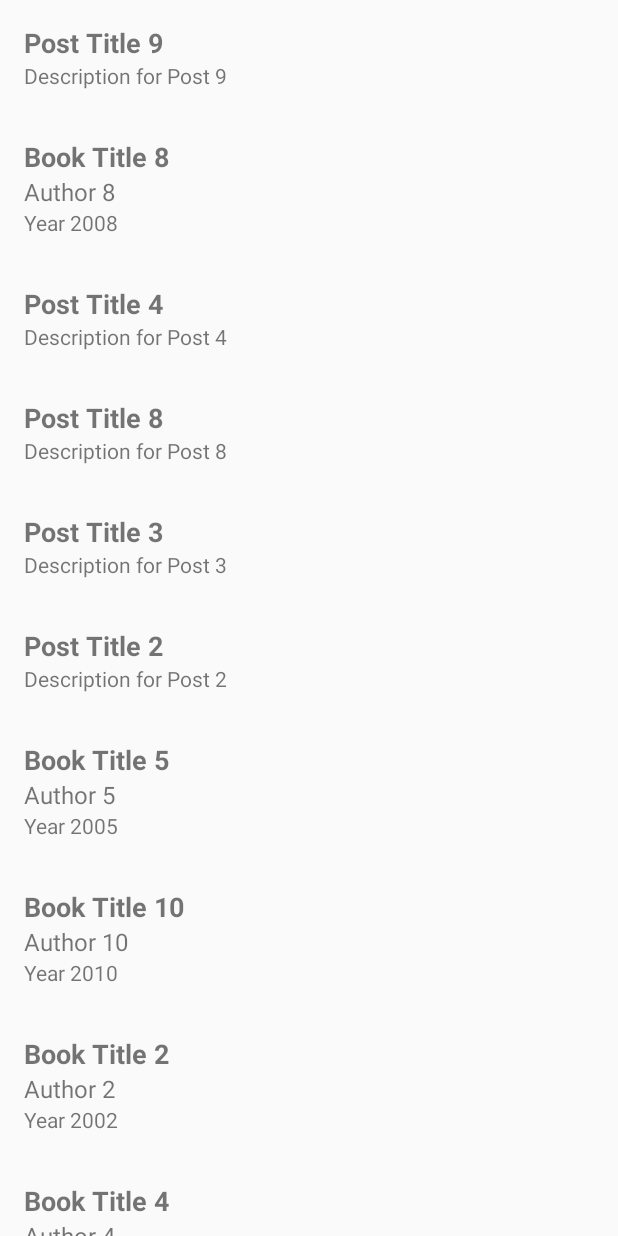
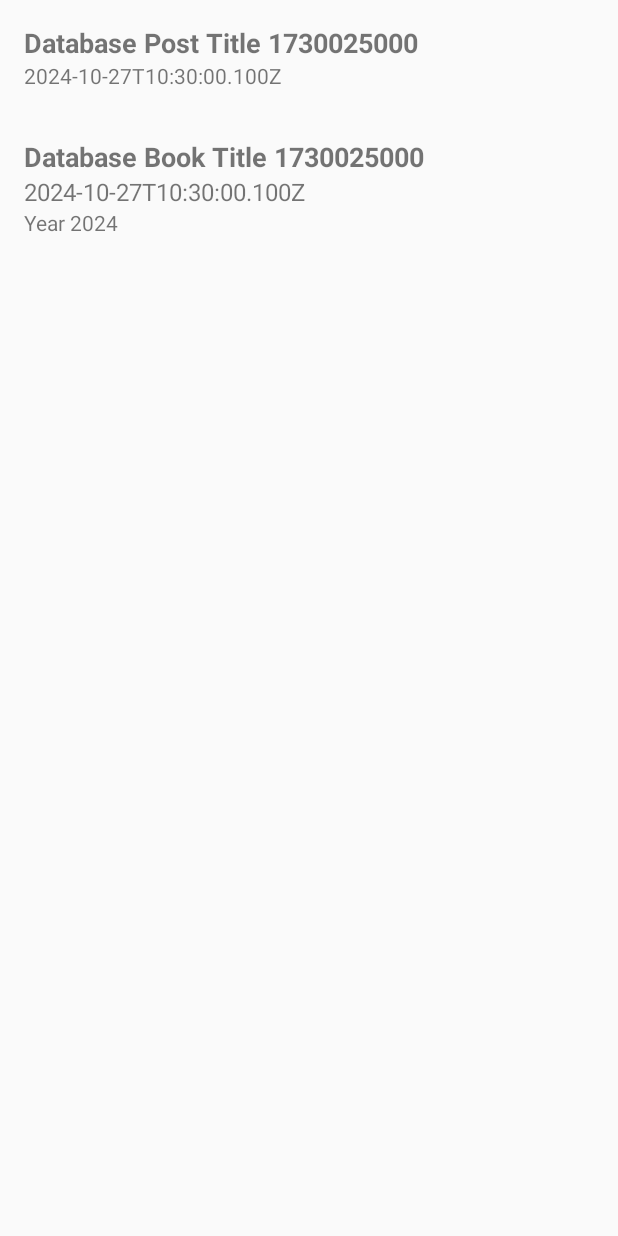
Before and after one commit to Konstantion/uni_andr3, an Android app: the screen it shows after launch (MainActivity), on a phone screen of 412 x 824 dp. Run offline under Robolectric (Android 15) with nearby library versions, the phone set to English and light mode, and no system bars; our stand-ins replace Room's generated code.

Commit message:
feat: add in memory database

```diff
--- /dev/null
+++ b/app/src/main/java/com/konstantion/lab3/Database.kt
@@ -0,0 +1,53 @@
+package com.konstantion.lab3
+
+import android.content.Context
+import androidx.room.Dao
+import androidx.room.Database
+import androidx.room.Insert
+import androidx.room.Query
+import androidx.room.Room
+import androidx.room.RoomDatabase
+import kotlinx.coroutines.flow.Flow
+
+@Dao
+interface PostDao {
+
+    @Insert
+    fun insertPost(post: Post): Long
+
+    @Query("SELECT * FROM posts")
+    fun getAllPosts(): Flow<List<Post>>
+}
+
+@Dao
+interface BookDao {
+
+    @Insert
+    fun insertBook(book: Book): Long
+
+    @Query("SELECT * FROM books")
+    fun getAllBooks(): Flow<List<Book>>
+}
+
+@Database(entities = [Post::class, Book::class], version = 1)
+abstract class AppDatabase : RoomDatabase() {
+    abstract fun postDao(): PostDao
+    abstract fun bookDao(): BookDao
+}
+
+object DatabaseHelper {
+    @Volatile
+    private var INSTANCE: AppDatabase? = null
+
+    fun ofContext(context: Context): AppDatabase {
+        return INSTANCE ?: synchronized(this) {
+            val instance = Room.databaseBuilder(
+                context.applicationContext,
+                AppDatabase::class.java,
+                "my_database"
+            ).build()
+            INSTANCE = instance
+            instance
+        }
+    }
+}
--- a/app/src/main/java/com/konstantion/lab3/MainActivity.kt
+++ b/app/src/main/java/com/konstantion/lab3/MainActivity.kt
@@ -2,48 +2,79 @@ package com.konstantion.lab3
 
 import android.os.Bundle
 import androidx.activity.ComponentActivity
+import androidx.lifecycle.lifecycleScope
 import androidx.recyclerview.widget.LinearLayoutManager
 import androidx.recyclerview.widget.RecyclerView
+import kotlinx.coroutines.Dispatchers
+import kotlinx.coroutines.flow.collectLatest
+import kotlinx.coroutines.flow.combine
+import kotlinx.coroutines.launch
+import kotlinx.coroutines.withContext
+import java.time.Instant
 
 class MainActivity : ComponentActivity() {
 
     private lateinit var recyclerView: RecyclerView
     private lateinit var adapter: ReadableViewAdapter
+    private lateinit var database: AppDatabase
 
     override fun onCreate(savedInstanceState: Bundle?) {
         super.onCreate(savedInstanceState)
         setContentView(R.layout.activity_main)
 
+        database = DatabaseHelper.ofContext(this)
+
         recyclerView = findViewById(R.id.recyclerView)
         recyclerView.layoutManager = LinearLayoutManager(this)
 
-        val books = generateTestData()
-        adapter = ReadableViewAdapter(books)
+        initDatabase()
+
+        adapter = ReadableViewAdapter(listOf())
         recyclerView.adapter = adapter
     }
 
-    private fun generateTestData(): List<Readable> {
-        val dataList = mutableListOf<Readable>()
+    private fun initDatabase() {
+        lifecycleScope.launch(Dispatchers.IO) {
+            val postDao = database.postDao()
+            val bookDao = database.bookDao()
 
-        for (i in 1..10) {
-            dataList.add(
-                Post(
-                    title = "Post Title $i",
-                    description = "Description for Post $i"
-                )
+            val now = Instant.now()
+            val post = Post(
+                title = "Database Post Title ${now.epochSecond}", description = now.toString()
             )
+            postDao.insertPost(post)
+
+            val book = Book(
+                title = "Database Book Title ${now.epochSecond}",
+                author = now.toString(),
+                writtenAt = "Year 2024"
+            )
+            bookDao.insertBook(book)
+
+            withContext(Dispatchers.Main) {
+                loadDataFromDatabase()
+            }
         }
+    }
 
-        for (i in 1..10) {
-            dataList.add(
-                Book(
-                    title = "Book Title $i",
-                    author = "Author $i",
-                    writtenAt = "Year ${2000 + i}"
-                )
-            )
+    private fun loadDataFromDatabase() {
+        val postDao = database.postDao()
+        val bookDao = database.bookDao()
+
+        val postsFlow = postDao.getAllPosts()
+        val booksFlow = bookDao.getAllBooks()
+
+        lifecycleScope.launch {
+            postsFlow.combine(booksFlow) { posts, books ->
+                val dataList = mutableListOf<Readable>()
+                dataList.addAll(posts)
+                dataList.addAll(books)
+                dataList
+            }.collectLatest { dataList ->
+                withContext(Dispatchers.Main) {
+                    adapter.updateData(dataList)
+                }
+            }
         }
-
-        return dataList.shuffled()
     }
 }
--- a/app/src/main/java/com/konstantion/lab3/Readable.kt
+++ b/app/src/main/java/com/konstantion/lab3/Readable.kt
@@ -1,10 +1,16 @@
 package com.konstantion.lab3
+
+import androidx.room.Entity
+import androidx.room.PrimaryKey
 
 sealed interface Readable {
     val viewType: Int
 }
 
+@Entity(tableName = "posts")
 data class Post(
+    @PrimaryKey(autoGenerate = true)
+    val id: Int = 0,
     val title: String,
     val description: String,
 ) : Readable {
@@ -12,7 +18,10 @@ data class Post(
         get() = 0
 }
 
+@Entity(tableName = "books")
 data class Book(
+    @PrimaryKey(autoGenerate = true)
+    val id: Int = 0,
     val title: String,
     val author: String,
     val writtenAt: String,
--- a/app/src/main/java/com/konstantion/lab3/ReadableViewAdapter.kt
+++ b/app/src/main/java/com/konstantion/lab3/ReadableViewAdapter.kt
@@ -6,8 +6,13 @@ import android.view.ViewGroup
 import android.widget.TextView
 import androidx.recyclerview.widget.RecyclerView
 
-class ReadableViewAdapter(private val data: List<Readable>) :
+class ReadableViewAdapter(private var data: List<Readable>) :
     RecyclerView.Adapter<ReadableViewHolder>() {
+
+    fun updateData(newData: List<Readable>) {
+        data = newData
+        notifyDataSetChanged()
+    }
 
     override fun onCreateViewHolder(parent: ViewGroup, viewType: Int): ReadableViewHolder {
         return when (viewType) {
--- a/gradle/libs.versions.toml
+++ b/gradle/libs.versions.toml
@@ -29,3 +29,4 @@ androidx-material3 = { group = "androidx.compose.material3", name = "material3"
 android-application = { id = "com.android.application", version.ref = "agp" }
 kotlin-android = { id = "org.jetbrains.kotlin.android", version.ref = "kotlin" }
 kotlin-compose = { id = "org.jetbrains.kotlin.plugin.compose", version.ref = "kotlin" }
+kotlin-kapt = { id = "org.jetbrains.kotlin.kapt", version.ref = "kotlin" }
```
Also changed, not shown: app/build.gradle.kts (+15 -0 lines), app/src/main/java/com/konstantion/lab3/ui/theme/Color.kt (deleted, +0 -11 lines), app/src/main/java/com/konstantion/lab3/ui/theme/Theme.kt (deleted, +0 -57 lines), app/src/main/java/com/konstantion/lab3/ui/theme/Type.kt (deleted, +0 -34 lines).
